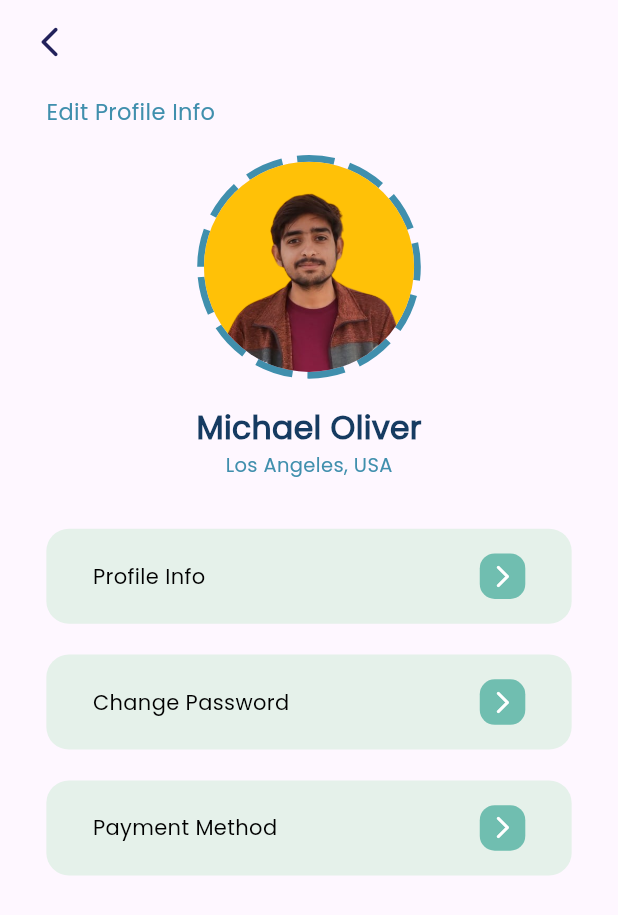
After one commit to Aabis-Ahmed-Hassan/Project-3--Consultation-App, a Flutter app: the screen it shows after launch, after a tap on "Screen 6", on a phone screen of 412 x 824 dp. The commit adds this screen. Shown: the top 915 px of the screen. Run offline on Flutter 3.47's test engine with Material 3 defaults, Android fonts, the phone set to English and light mode, and no system bars; drawn by our look-alikes of dotted_border.

Commit message:
Done with screen 3,5,6,16 and 27

```diff
--- a/lib/main.dart
+++ b/lib/main.dart
@@ -2,6 +2,7 @@ import 'package:arsalan_project_3/screens/screen_16.dart';
 import 'package:arsalan_project_3/screens/screen_27.dart';
 import 'package:arsalan_project_3/screens/screen_3.dart';
 import 'package:arsalan_project_3/screens/screen_5.dart';
+import 'package:arsalan_project_3/screens/screen_6.dart';
 import 'package:flutter/material.dart';
 
 void main() {
@@ -27,6 +28,14 @@ class MyApp extends StatelessWidget {
                 children: [
                   MoveToScreen(
                       title: 'Screen 3', shiftToScreen: Screen_Three()),
+                  MoveToScreen(
+                      title: 'Screen 27', shiftToScreen: Screen_Twenty_Seven()),
+                ],
+              ),
+              Row(
+                mainAxisAlignment: MainAxisAlignment.spaceBetween,
+                children: [
+                  MoveToScreen(title: 'Screen 6', shiftToScreen: Screen_Six()),
                   MoveToScreen(
                       title: 'Screen 27', shiftToScreen: Screen_Twenty_Seven()),
                 ],
--- /dev/null
+++ b/lib/screens/screen_6.dart
@@ -0,0 +1,132 @@
+import 'package:arsalan_project_3/components/my_app_bar.dart';
+import 'package:arsalan_project_3/constants/app_texts.dart';
+import 'package:arsalan_project_3/constants/default_padding.dart';
+import 'package:dotted_border/dotted_border.dart';
+import 'package:flutter/material.dart';
+
+class Screen_Six extends StatelessWidget {
+  const Screen_Six({super.key});
+  @override
+  Widget build(BuildContext context) {
+    var height = MediaQuery.of(context).size.height * 1;
+    var width = MediaQuery.of(context).size.width * 1;
+    return Scaffold(
+      appBar: MyAppBar(
+        showImage: false,
+        iconName: Icons.arrow_back_ios_new_rounded,
+        showProfileImage: false,
+      ),
+      body: Padding(
+        padding: EdgeInsets.symmetric(
+            horizontal: width * MyPadding.scaffoldBodyPadding),
+        child: Column(
+          crossAxisAlignment: CrossAxisAlignment.start,
+          children: [
+            SizedBox(
+              height: height * 0.01,
+            ),
+            const Text('Edit Profile Info', style: AppTexts.MyNormalText),
+            SizedBox(
+              height: height * 0.025,
+            ),
+            Align(
+              alignment: Alignment.center,
+              child: Column(
+                children: [
+                  DottedBorder(
+                    borderType: BorderType.RRect,
+                    radius: Radius.circular(100),
+                    color: Color(0xff408FAD),
+                    strokeWidth: 5,
+                    dashPattern: [25, 10],
+                    child: CircleAvatar(
+                      radius: height * 0.085,
+                      backgroundImage:
+                          const AssetImage('assets/images/image_1.png'),
+                    ),
+                  ),
+                  SizedBox(
+                    height: height * 0.025,
+                  ),
+                  const Text(
+                    'Michael Oliver',
+                    style: TextStyle(
+                        fontSize: 21,
+                        color: Color(0xff163B61),
+                        fontWeight: FontWeight.w700,
+                        fontFamily: 'Poppins'),
+                  ),
+                  const Text(
+                    'Los Angeles, USA',
+                    style: TextStyle(
+                        fontSize: 13,
+                        color: Color(0xff408FAD),
+                        fontWeight: FontWeight.w400,
+                        fontFamily: 'Poppins'),
+                  ),
+                ],
+              ),
+            ),
+            SizedBox(
+              height: height * 0.04,
+            ),
+            MyFeature_S5(title: 'Profile Info'),
+            MyFeature_S5(title: 'Change Password'),
+            MyFeature_S5(title: 'Payment Method'),
+          ],
+        ),
+      ),
+    );
+  }
+}
+
+class MyFeature_S5 extends StatelessWidget {
+  String title;
+  MyFeature_S5({super.key, required this.title});
+
+  @override
+  Widget build(BuildContext context) {
+    var height = MediaQuery.of(context).size.height * 1;
+    var width = MediaQuery.of(context).size.width * 1;
+    return Container(
+      padding: EdgeInsets.symmetric(
+          horizontal: width * 0.075, vertical: height * 0.02),
+      margin: EdgeInsets.only(bottom: height * 0.025),
+      decoration: BoxDecoration(
+        borderRadius: BorderRadius.circular(15),
+        color: const Color(
+          0xffE5F1EA,
+        ),
+      ),
+      // height: height * 0.05,
+      width: double.infinity,
+      child: Row(
+        mainAxisAlignment: MainAxisAlignment.spaceBetween,
+        children: [
+          Text(
+            title,
+            style: const TextStyle(
+              fontSize: 14,
+              fontWeight: FontWeight.w400,
+              color: Color(0xff000000),
+              fontFamily: 'Poppins',
+            ),
+          ),
+          Container(
+            padding: EdgeInsets.symmetric(
+                horizontal: width * 0.015, vertical: width * 0.015),
+            decoration: BoxDecoration(
+              color: Color(0xff70BEB0),
+              borderRadius: BorderRadius.circular(10),
+            ),
+            child: Icon(
+              Icons.arrow_forward_ios_rounded,
+              color: Colors.white,
+              size: 18,
+            ),
+          ),
+        ],
+      ),
+    );
+  }
+}
```
Also changed, not shown: assets/icons/icon_2.png (added).
